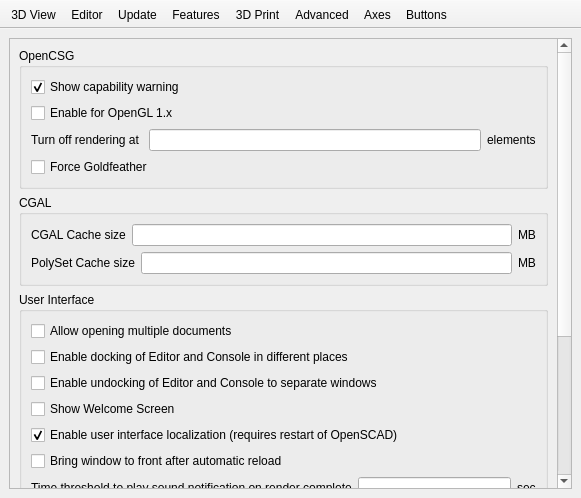
openscad/openscad, file src/Preferences.ui: the form before one commit.
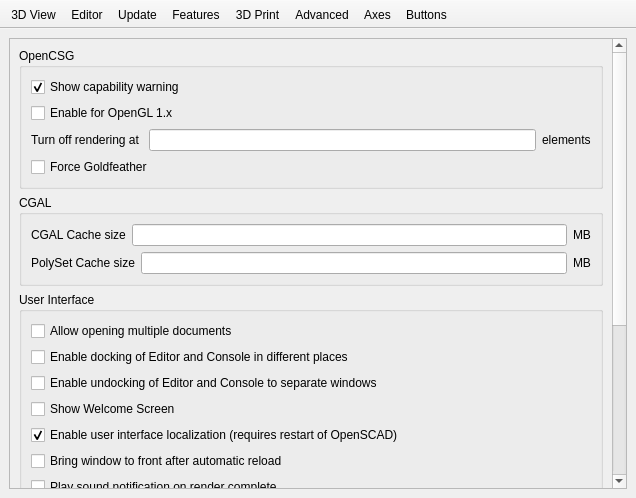
The form after the commit. Icons and pictures are not drawn. Custom widgets are drawn as their Qt base class.

Commit message: Implemented checkbox also for sound notif

What changed in the file:
```diff
--- a/src/Preferences.ui
+++ b/src/Preferences.ui
@@ -6,7 +6,7 @@
    <rect>
     <x>0</x>
     <y>0</y>
-    <width>581</width>
+    <width>636</width>
     <height>498</height>
    </rect>
   </property>
@@ -1553,8 +1553,8 @@
             <rect>
              <x>0</x>
              <y>0</y>
-             <width>456</width>
-             <height>563</height>
+             <width>602</width>
+             <height>891</height>
             </rect>
            </property>
            <layout class="QVBoxLayout" name="verticalLayout_12">
@@ -1729,12 +1729,34 @@
                  </property>
                 </widget>
                </item>
+               <item>
+                <widget class="QCheckBox" name="enableSoundOnRenderCompleteCheckBox">
+                 <property name="text">
+                  <string>Play sound notification on render complete</string>
+                 </property>
+                 <property name="checked">
+                  <bool>false</bool>
+                 </property>
+                </widget>
+               </item>
                <item>
                 <layout class="QHBoxLayout" name="horizontalLayout_timeThresholdOnRenderCompleteSound">
+                 <property name="leftMargin">
+                  <number>40</number>
+                 </property>
+                 <property name="topMargin">
+                  <number>0</number>
+                 </property>
+                 <property name="rightMargin">
+                  <number>30</number>
+                 </property>
+                 <property name="bottomMargin">
+                  <number>0</number>
+                 </property>
                  <item>
                   <widget class="QLabel" name="label_17">
                    <property name="text">
-                    <string>Time threshold to play sound notification on render complete</string>
+                    <string>Play sound when render completion time is at least</string>
                    </property>
                   </widget>
                  </item>
```
Left out of the diff: 12 changed lines with no effect on the pictures. The commit also changes 3 other files.
